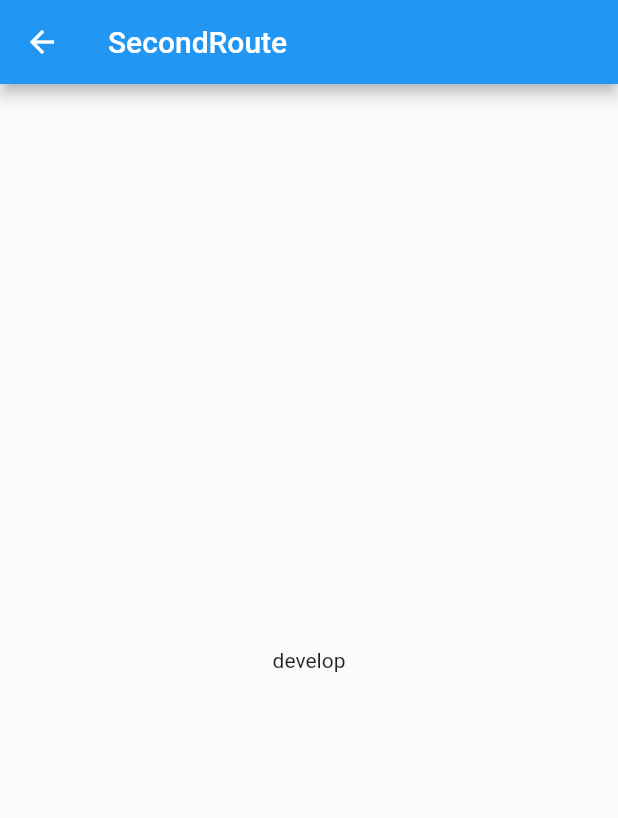
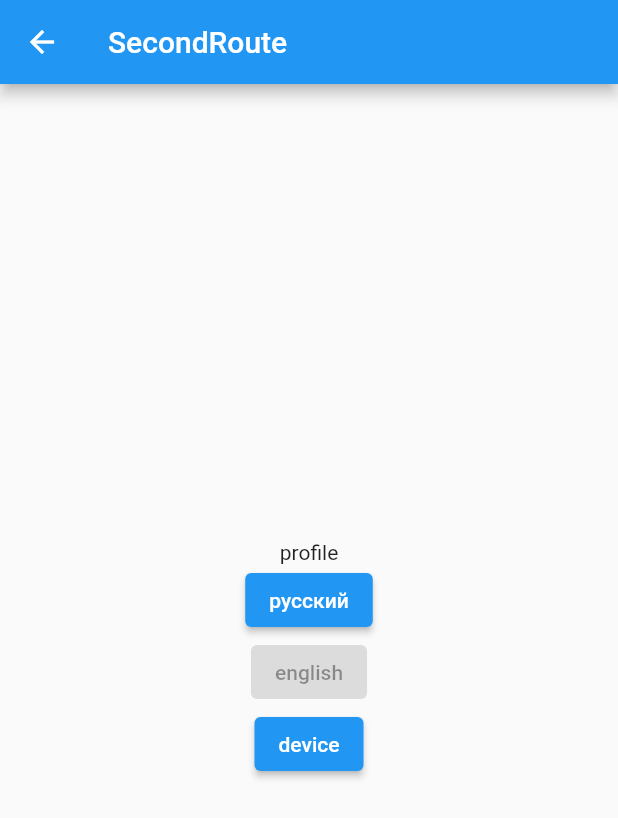
Before and after one commit to arutyun88/kap, a Flutter app: the screen it shows after launch, after a tap on "GO TO SECOND PAGE", on a phone screen of 412 x 824 dp. Shown: the top 818 px of the screen. Run offline on Flutter 3.47's test engine with Material 2 defaults, Android fonts, the phone set to English and light mode, and no system bars; our stand-ins replace auto_route, firebase_core, firebase_database, get, package_info_plus; accounts and stored records are empty; generated files the repository leaves out were written again.

Commit message:
service for change app locale

```diff
--- a/lib/app/modules/first/views/first_view.dart
+++ b/lib/app/modules/first/views/first_view.dart
@@ -15,6 +15,7 @@ class FirstView extends StatelessWidget {
       appBar: AppBar(title: Text(context.topRoute.name)),
       body: Center(
         child: Column(
+          mainAxisSize: MainAxisSize.min,
           children: [
             ElevatedButton(
               onPressed: () => AutoRouter.of(context).push(const SecondRoute()),
--- a/lib/app/modules/my_app.dart
+++ b/lib/app/modules/my_app.dart
@@ -3,6 +3,7 @@ import 'package:get/get.dart';
 import 'package:flutter_gen/gen_l10n/app_localizations.dart';
 import 'package:kap/router/app_router.dart';
 import 'package:kap/services/localization_service.dart';
+import 'package:kap/services/settings_service.dart';
 
 final _appRouter = AppRouter();
 
@@ -11,14 +12,15 @@ class MyApp extends StatelessWidget {
 
   @override
   Widget build(BuildContext context) {
-    return MaterialApp.router(
-      title: 'Kap mobile',
-      theme: ThemeData(primarySwatch: Colors.blue),
-      routerConfig: _appRouter.config(),
-      // locale: const Locale('en'),
-      locale: const Locale('ru'),
-      supportedLocales: AppLocalizations.supportedLocales,
-      localizationsDelegates: Get.find<LocalizationService>().delegate,
+    return Obx(
+      () => MaterialApp.router(
+        title: 'Kap mobile',
+        theme: ThemeData(primarySwatch: Colors.blue),
+        routerConfig: _appRouter.config(),
+        locale: SettingsService.localization.locale,
+        supportedLocales: AppLocalizations.supportedLocales,
+        localizationsDelegates: Get.find<LocalizationService>().delegate,
+      ),
     );
   }
 }
--- a/lib/app/modules/second/views/second_view.dart
+++ b/lib/app/modules/second/views/second_view.dart
@@ -1,5 +1,7 @@
 import 'package:auto_route/auto_route.dart';
 import 'package:flutter/material.dart';
+import 'package:get/get.dart';
+import 'package:kap/config/l10n/custom_app_localizations.dart';
 import 'package:kap/services/settings_service.dart';
 
 @RoutePage()
@@ -12,7 +14,32 @@ class SecondView extends StatelessWidget {
   Widget build(BuildContext context) {
     return Scaffold(
       appBar: AppBar(title: Text(context.topRoute.name)),
-      body: Center(child: Text(SettingsService.environment.name)),
+      body: Center(
+        child: Obx(
+          () => Column(
+            mainAxisSize: MainAxisSize.min,
+            children: [
+              Text(context.dictionary.profile),
+              ElevatedButton(
+                onPressed: SettingsService.localization.locale.languageCode != 'ru'
+                    ? () => SettingsService.localization.changeLocale(const Locale('ru'))
+                    : null,
+                child: const Text('русский'),
+              ),
+              ElevatedButton(
+                onPressed: SettingsService.localization.locale.languageCode != 'en'
+                    ? () => SettingsService.localization.changeLocale(const Locale('en'))
+                    : null,
+                child: const Text('english'),
+              ),
+              ElevatedButton(
+                onPressed: () => SettingsService.localization.changeLocale(null),
+                child: const Text('device'),
+              ),
+            ],
+          ),
+        ),
+      ),
     );
   }
 }
--- a/lib/config/l10n/langs/en.arb
+++ b/lib/config/l10n/langs/en.arb
@@ -1,6 +1,10 @@
 {
   "@@locale": "en",
-  "language": "English",
+  "language": "english",
+  "feed": "feed",
+  "messages": "messages",
+  "settings": "settings",
+  "profile": "profile",
   "helloWithUsername": "Welcome, {username}.",
   "@helloWithUsername": {
     "placeholders": {
--- a/lib/config/l10n/langs/ru.arb
+++ b/lib/config/l10n/langs/ru.arb
@@ -1,5 +1,9 @@
 {
   "@@locale": "ru",
-  "language": "Русский",
+  "language": "русский",
+  "feed": "лента",
+  "messages": "сообщения",
+  "settings": "настройки",
+  "profile": "профиль",
   "helloWithUsername": "Добро пожаловать, {username}."
 }
--- a/lib/services/localization_service.dart
+++ b/lib/services/localization_service.dart
@@ -1,4 +1,5 @@
 import 'dart:convert';
+import 'dart:ui';
 
 import 'package:flutter/widgets.dart';
 import 'package:flutter_localizations/flutter_localizations.dart';
@@ -11,6 +12,19 @@ import 'package:kap/services/firebase_service.dart';
 
 class LocalizationService extends GetxService {
   LocalizationService._(this.data, this.delegate);
+
+  final Map<String, Map<String, String>> data;
+  final List<LocalizationsDelegate> delegate;
+
+  static LocalizationService to = Get.find<LocalizationService>();
+
+  final _locale = const Locale('ru').obs;
+
+  @override
+  void onInit() {
+    super.onInit();
+    _locale.value = _platformLocale();
+  }
 
   static Future<void> init() async {
     final env = EnvironmentService.to.environment;
@@ -33,9 +47,7 @@ class LocalizationService extends GetxService {
         if (value is Map<String, dynamic>) {
           Map<String, String> subMap = {};
           value.forEach((subKey, subValue) {
-            if (subValue is String) {
-              subMap[subKey] = subValue;
-            }
+            if (subValue is String) subMap[subKey] = subValue;
           });
           convertedMap[key] = subMap;
         }
@@ -45,9 +57,15 @@ class LocalizationService extends GetxService {
     return Get.lazyPut(() => LocalizationService._(convertedMap, delegate));
   }
 
-  final Map<String, Map<String, String>> data;
+  Locale get locale => _locale.value;
 
-  final List<LocalizationsDelegate> delegate;
+  void changeLocale(Locale? selectedLocale) {
+    if (selectedLocale == null || !AppLocalizations.delegate.isSupported(selectedLocale)) {
+      _locale.value = _platformLocale();
+    } else {
+      _locale.value = selectedLocale;
+    }
+  }
 
-  static LocalizationService to = Get.find<LocalizationService>();
+  Locale _platformLocale() => PlatformDispatcher.instance.locale;
 }
--- a/lib/services/settings_service.dart
+++ b/lib/services/settings_service.dart
@@ -1,7 +1,9 @@
 import 'package:kap/services/environment_service.dart';
+import 'package:kap/services/localization_service.dart';
 
 abstract class SettingsService {
   const SettingsService._();
 
   static final environment = EnvironmentService.to.environment;
+  static final localization = LocalizationService.to;
 }
```
Also changed, not shown: lib/config/l10n/custom_app_localizations.dart (+12 -0 lines).
